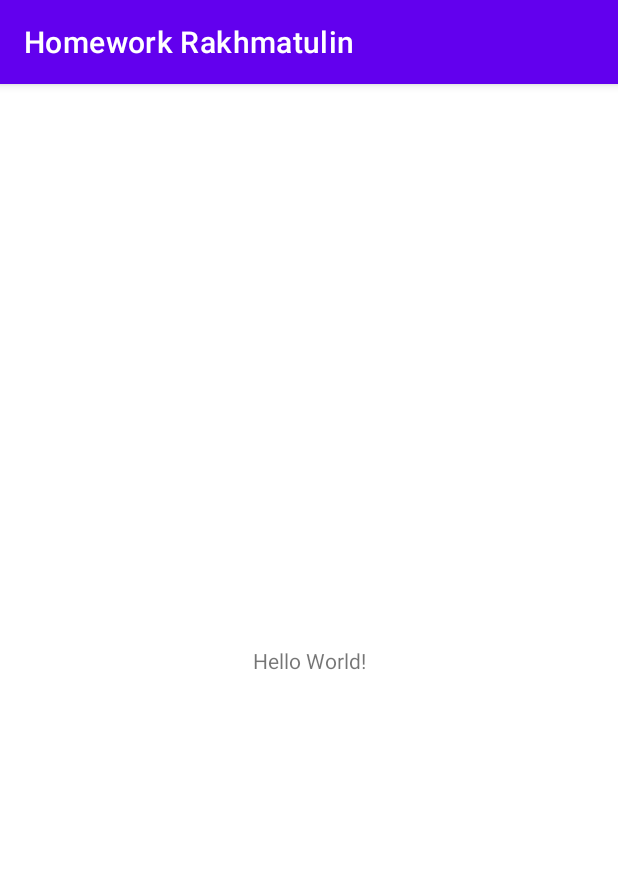
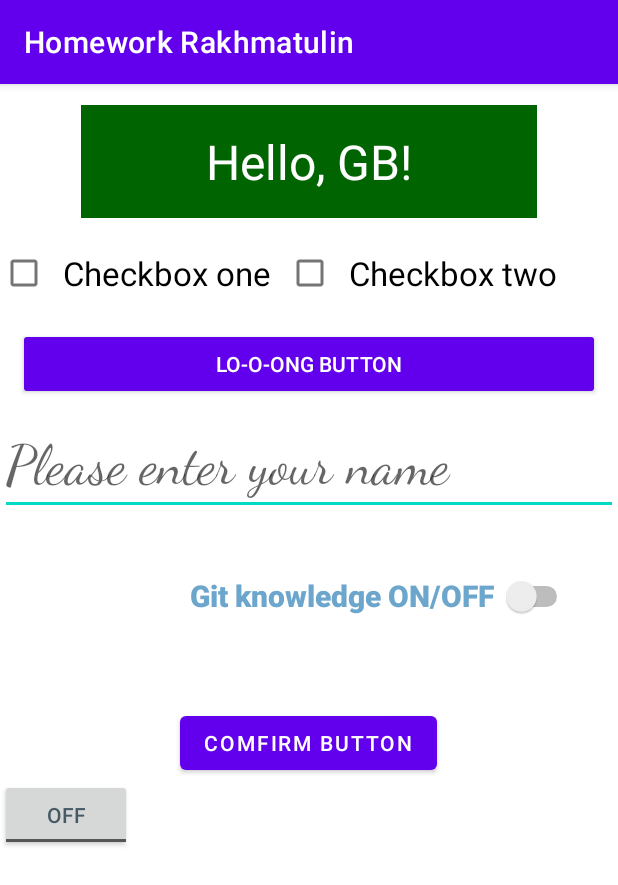
Before and after one commit to DenisRakhmatulin/HomeworkRakhmatulin, an Android app: the screen it shows after launch (MainActivity), on a phone screen of 412 x 824 dp. Shown: the top 885 px of the screen. Run offline under Robolectric (Android 15) with nearby library versions, the phone set to English and light mode, and no system bars.

Commit message:
Homework 01 task 1

```diff
--- a/app/src/main/res/layout/activity_main.xml
+++ b/app/src/main/res/layout/activity_main.xml
@@ -1,18 +1,95 @@
 <?xml version="1.0" encoding="utf-8"?>
-<androidx.constraintlayout.widget.ConstraintLayout
-    xmlns:android="http://schemas.android.com/apk/res/android"
+<LinearLayout xmlns:android="http://schemas.android.com/apk/res/android"
     xmlns:tools="http://schemas.android.com/tools"
-    xmlns:app="http://schemas.android.com/apk/res-auto"
     android:layout_width="match_parent"
     android:layout_height="match_parent"
+    android:orientation="vertical"
     tools:context=".MainActivity">
+
     <TextView
-      android:layout_width="wrap_content"
-      android:layout_height="wrap_content"
-      android:text="Hello World!"
-      app:layout_constraintBottom_toBottomOf="parent"
-      app:layout_constraintLeft_toLeftOf="parent"
-      app:layout_constraintRight_toRightOf="parent"
-      app:layout_constraintTop_toTopOf="parent" />
+        android:layout_width="wrap_content"
+        android:layout_height="wrap_content"
+        android:layout_gravity="center"
+        android:layout_marginTop="14dp"
+        android:background="#006400"
+        android:ems="8"
+        android:gravity="center"
+        android:padding="16dp"
+        android:text="Hello, GB!"
+        android:textColor="@color/white"
+        android:textSize="32sp" />
 
-  </androidx.constraintlayout.widget.ConstraintLayout>
+    <LinearLayout
+        android:layout_width="match_parent"
+        android:layout_height="wrap_content"
+        android:orientation="horizontal">
+
+        <CheckBox
+            android:id="@+id/check01"
+            android:layout_width="wrap_content"
+            android:layout_height="wrap_content"
+            android:layout_marginTop="12dp"
+            android:padding="10dp"
+            android:text="Checkbox one"
+            android:textSize="22sp" />
+
+        <CheckBox
+            android:id="@+id/check02"
+            android:layout_width="wrap_content"
+            android:layout_height="wrap_content"
+            android:layout_marginTop="12dp"
+            android:padding="10dp"
+            android:text="Checkbox two"
+            android:textSize="22sp" />
+
+    </LinearLayout>
+
+    <Button
+        android:id="@+id/button01"
+        style="@style/Widget.AppCompat.Button.Colored"
+        android:layout_width="match_parent"
+        android:layout_height="wrap_content"
+        android:layout_margin="12dp"
+        android:text="Lo-o-ong Button" />
+
+    <EditText
+        android:id="@+id/edit_text01"
+        android:layout_width="match_parent"
+        android:layout_height="wrap_content"
+        android:fontFamily="cursive"
+        android:hint="Please enter your name"
+        android:hintTextColor="#78909C"
+        android:inputType="textPersonName"
+        android:textSize="36sp"
+        tools:ignore="TextContrastCheck" />
+
+    <Switch
+        android:id="@+id/switch01"
+        android:layout_width="wrap_content"
+        android:layout_height="wrap_content"
+        android:layout_gravity="end"
+        android:layout_margin="30dp"
+        android:fontFamily="sans-serif-black"
+        android:minHeight="48dp"
+        android:text="Git knowledge ON/OFF "
+        android:textColor="#6CA6CD"
+        android:textSize="20sp"
+        tools:ignore="UseSwitchCompatOrMaterialXml" />
+
+    <Button
+        android:id="@+id/confirm_button"
+        android:layout_width="wrap_content"
+        android:layout_height="wrap_content"
+        android:layout_gravity="center"
+        android:layout_marginTop="20dp"
+        android:text="Comfirm Button" />
+
+    <ToggleButton
+        android:id="@+id/toggle_button"
+        android:layout_width="wrap_content"
+        android:layout_height="wrap_content"
+        android:text="ToggleButton"
+        android:textColor="#455A64" />
+
+
+</LinearLayout>
```
